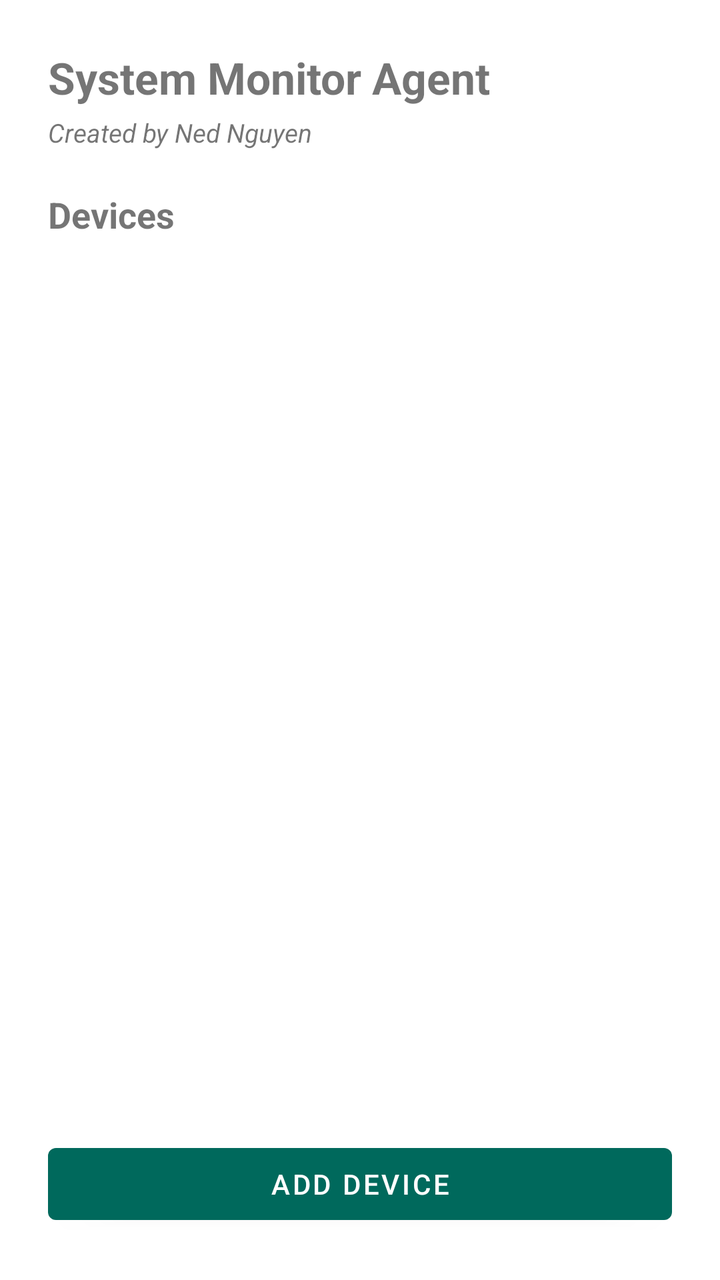
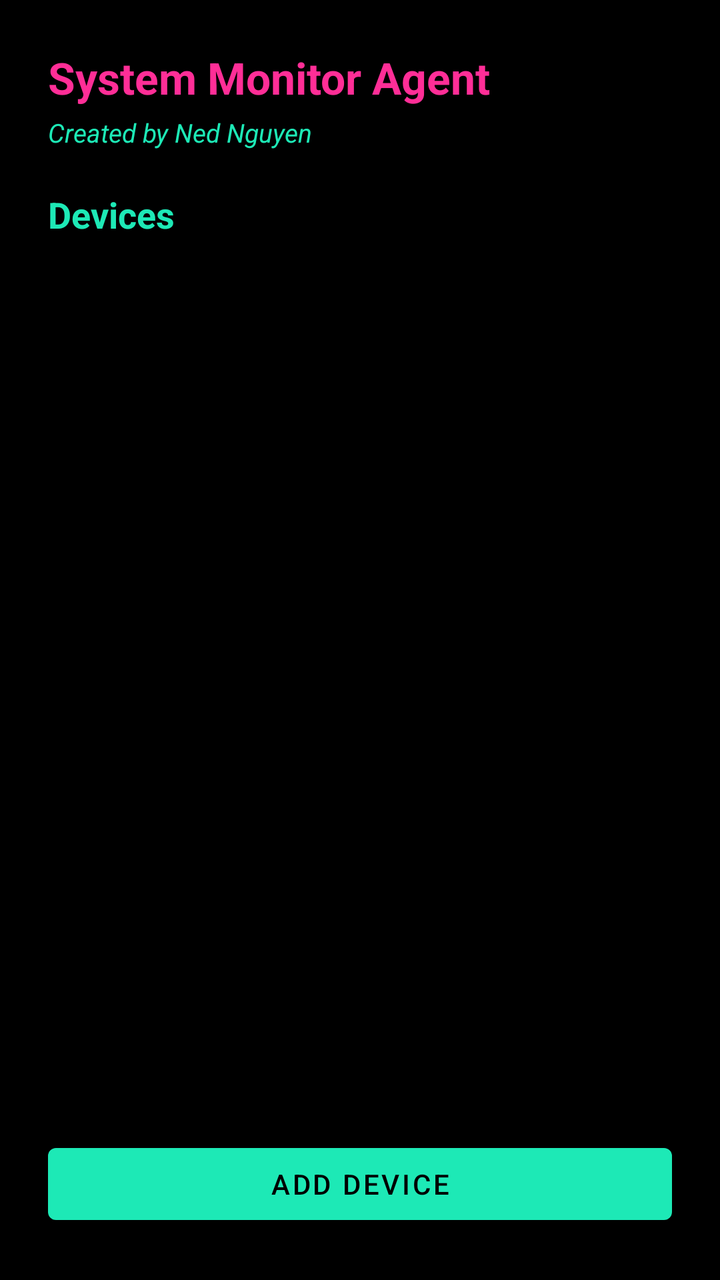

Two renders of the same Android screen: before a commit and after it. Below are the layout's source before the change and the commit's diff.
<!-- AndroidManifest.xml: activity theme Theme.SysMonWidget -->
<!-- res/layout/activity_main.xml -->
<?xml version="1.0" encoding="utf-8"?>
<LinearLayout xmlns:android="http://schemas.android.com/apk/res/android"
    android:layout_width="match_parent"
    android:layout_height="match_parent"
    android:orientation="vertical"
    android:padding="24dp">

    <TextView
        android:layout_width="match_parent"
        android:layout_height="wrap_content"
        android:text="@string/app_title"
        android:textSize="22sp"
        android:textStyle="bold"
        android:layout_marginBottom="4dp" />

    <TextView
        android:layout_width="wrap_content"
        android:layout_height="wrap_content"
        android:text="@string/app_subtitle"
        android:textSize="13sp"
        android:textStyle="italic"
        android:layout_marginBottom="20dp" />

    <TextView
        android:layout_width="wrap_content"
        android:layout_height="wrap_content"
        android:text="@string/devices_header"
        android:textSize="18sp"
        android:textStyle="bold"
        android:layout_marginBottom="8dp" />

    <ListView
        android:id="@+id/deviceListView"
        android:layout_width="match_parent"
        android:layout_height="0dp"
        android:layout_weight="1" />

    <Button
        android:id="@+id/addDeviceButton"
        android:layout_width="match_parent"
        android:layout_height="wrap_content"
        android:layout_marginTop="12dp"
        android:text="@string/add_device" />

</LinearLayout>
<!-- resources referenced by this layout -->
<resources>
  <string name="add_device">Add device</string>
  <string name="app_subtitle">Created by Ned Nguyen</string>
  <string name="app_title">System Monitor Agent</string>
  <string name="devices_header">Devices</string>
  <style name="Theme.SysMonWidget" parent="Theme.MaterialComponents.DayNight.NoActionBar">
          <item name="colorPrimary">@color/teal_700</item>
          <item name="colorPrimaryDark">@color/black</item>
      </style>
  <color name="teal_700">#00695C</color>
  <color name="black">#000000</color>
</resources>

<!-- the commit's change to res/layout/activity_main.xml (unified diff, before → after) -->
@@ -3,12 +3,14 @@
     android:layout_width="match_parent"
     android:layout_height="match_parent"
     android:orientation="vertical"
+    android:background="@color/black"
     android:padding="24dp">
 
     <TextView
         android:layout_width="match_parent"
         android:layout_height="wrap_content"
         android:text="@string/app_title"
+        android:textColor="@color/retro_pink"
         android:textSize="22sp"
         android:textStyle="bold"
         android:layout_marginBottom="4dp" />
@@ -17,6 +19,7 @@
         android:layout_width="wrap_content"
         android:layout_height="wrap_content"
         android:text="@string/app_subtitle"
+        android:textColor="@color/retro_teal"
         android:textSize="13sp"
         android:textStyle="italic"
         android:layout_marginBottom="20dp" />
@@ -25,6 +28,7 @@
         android:layout_width="wrap_content"
         android:layout_height="wrap_content"
         android:text="@string/devices_header"
+        android:textColor="@color/retro_teal"
         android:textSize="18sp"
         android:textStyle="bold"
         android:layout_marginBottom="8dp" />
<!-- resource entries referenced after the edit -->
@@ -4,11 +4,18 @@
   <string name="app_subtitle">Created by Ned Nguyen</string>
   <string name="app_title">System Monitor Agent</string>
   <string name="devices_header">Devices</string>
-  <style name="Theme.SysMonWidget" parent="Theme.MaterialComponents.DayNight.NoActionBar">
-          <item name="colorPrimary">@color/teal_700</item>
+  <style name="Theme.SysMonWidget" parent="Theme.MaterialComponents.NoActionBar">
+          <item name="colorPrimary">@color/retro_teal</item>
           <item name="colorPrimaryDark">@color/black</item>
+          <item name="colorAccent">@color/retro_teal</item>
+          <item name="android:windowBackground">@color/black</item>
+          <item name="android:textColorPrimary">@color/retro_teal</item>
+          <item name="android:textColorSecondary">@color/retro_teal</item>
+          <item name="android:textColorHint">@color/widget_text_secondary</item>
       </style>
-  <color name="teal_700">#00695C</color>
+  <color name="widget_text_secondary">#B0BEC5</color>
   <color name="black">#000000</color>
+  <color name="retro_pink">#FF2E97</color>
+  <color name="retro_teal">#1DE9B6</color>
 </resources>
 
